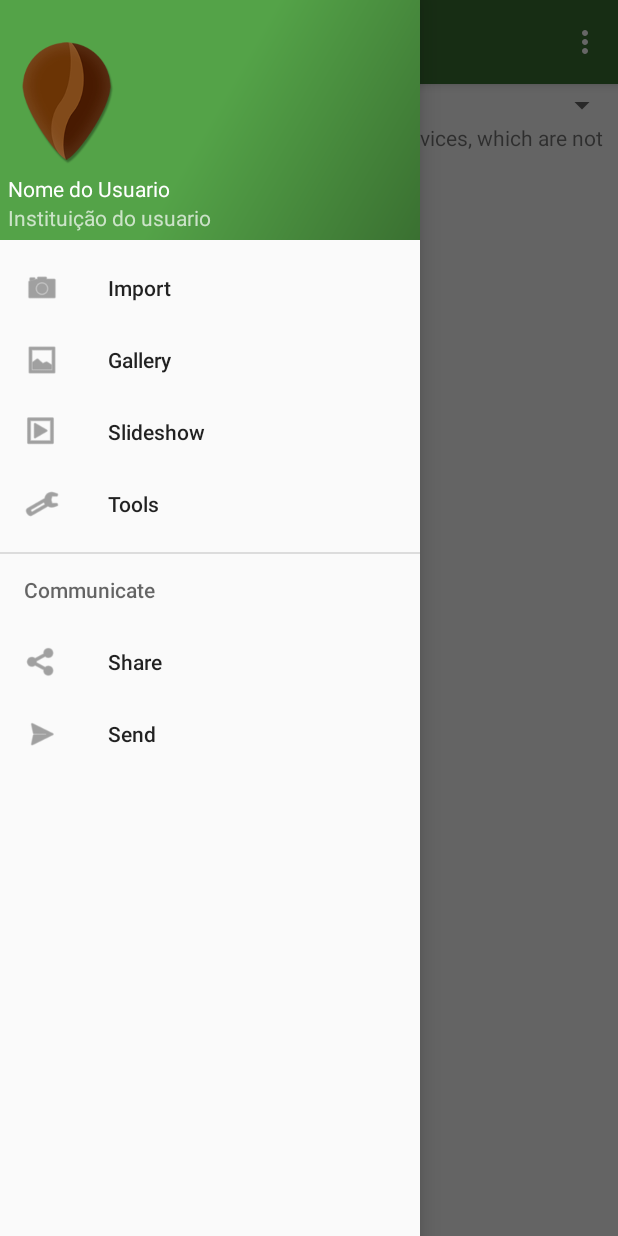
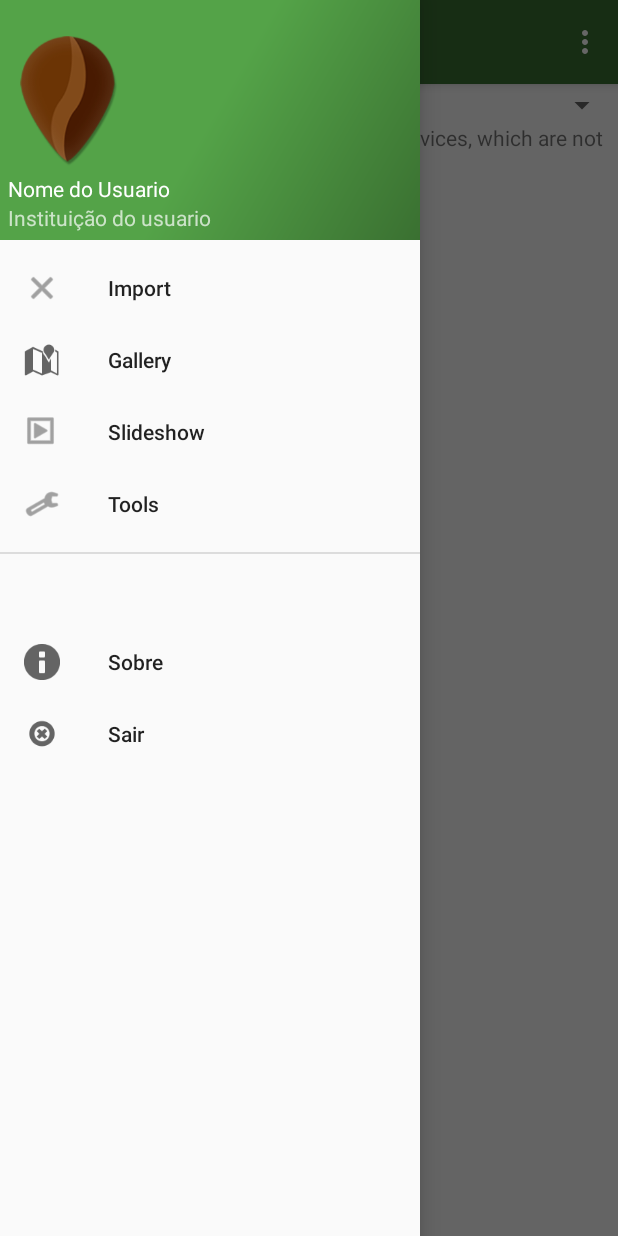
Before and after one commit to yasminbacha/dcafe, an Android app: the Principal screen opened directly, with no data from a screen before it, with the side drawer open, on a phone screen of 412 x 824 dp. Run offline under Robolectric (Android 15) with nearby library versions, the phone set to English and light mode, and no system bars; 2 statements that could not run were skipped.

Commit message:
cadastro ok

```diff
--- a/DCafe/app/build.gradle
+++ b/DCafe/app/build.gradle
@@ -27,4 +27,5 @@ dependencies {
     compile 'com.loopj.android:android-async-http:1.4.9'
     compile 'com.google.android.gms:play-services:8.4.0'
     compile 'com.android.support:support-v4:23.1.1'
+
 }
--- a/DCafe/app/src/main/AndroidManifest.xml
+++ b/DCafe/app/src/main/AndroidManifest.xml
@@ -67,12 +67,14 @@
         </activity>
         <activity
             android:name=".LoginActivity"
-            android:label="Login" >
+            android:label="Entrar" >
         </activity>
         <activity
             android:name=".CadastroActivity"
             android:label="@string/title_activity_cadastro" >
         </activity>
+        <activity android:name=".SobreActivity" >
+        </activity>
     </application>
 
 </manifest>
--- a/DCafe/app/src/main/res/menu/activity_principal_drawer.xml
+++ b/DCafe/app/src/main/res/menu/activity_principal_drawer.xml
@@ -2,9 +2,9 @@
 <menu xmlns:android="http://schemas.android.com/apk/res/android">
 
     <group android:checkableBehavior="single">
-        <item android:id="@+id/nav_camara" android:icon="@android:drawable/ic_menu_camera"
+        <item android:id="@+id/nav_camara" android:icon="@android:drawable/ic_menu_close_clear_cancel"
             android:title="Import" />
-        <item android:id="@+id/nav_gallery" android:icon="@android:drawable/ic_menu_gallery"
+        <item android:id="@+id/nav_gallery" android:icon="@android:drawable/ic_dialog_map"
             android:title="Gallery" />
         <item android:id="@+id/nav_slideshow" android:icon="@android:drawable/ic_menu_slideshow"
             android:title="Slideshow" />
@@ -12,12 +12,12 @@
             android:title="Tools" />
     </group>
 
-    <item android:title="Communicate">
+    <item android:title="">
         <menu>
-            <item android:id="@+id/nav_share" android:icon="@android:drawable/ic_menu_share"
-                android:title="Share" />
-            <item android:id="@+id/nav_send" android:icon="@android:drawable/ic_menu_send"
-                android:title="Send" />
+            <item android:id="@+id/nav_sobre" android:icon="@android:drawable/ic_dialog_info"
+                android:title="Sobre" />
+            <item android:id="@+id/nav_sair" android:icon="@android:drawable/ic_notification_clear_all"
+                android:title="Sair" />
         </menu>
     </item>
 
```
Also changed, not shown: DCafe/app/src/main/java/epamig/dcafe/Principal.java (+22 -4 lines), DCafe/app/src/main/res/values/strings.xml (+9 -3 lines), DCafe/app/src/main/res/drawable/logo.png.
